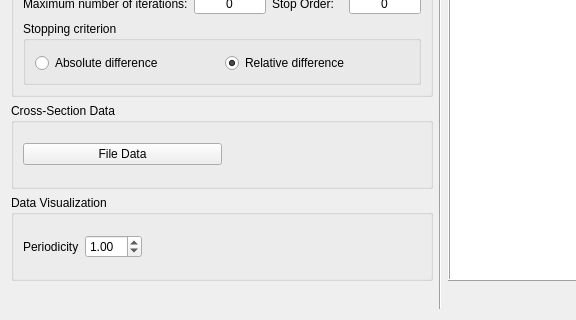
This is Interface/CalFluxNeutron/RegionInputData.ui in simasvidalino/NeutronFluxCalculation as Qt 5 draws it before an edit; both pictures show x 0 to 576 and y 331 to 651 of the 893 by 651 pixel window. The edited form follows.
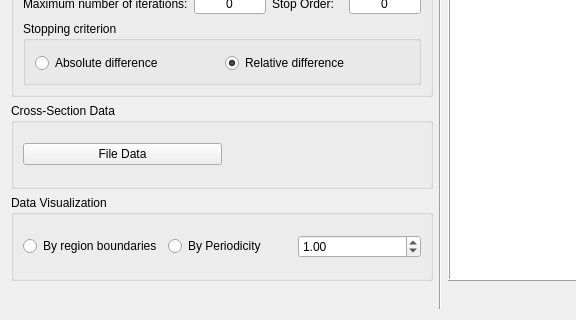
This is the edited form.

Commit message: SCRUM-98: feat: Generate result on the region faces

Patch:
```diff
--- a/Interface/CalFluxNeutron/RegionInputData.ui
+++ b/Interface/CalFluxNeutron/RegionInputData.ui
@@ -427,32 +427,29 @@
      </property>
      <layout class="QGridLayout" name="gridLayout_3">
       <item row="0" column="0">
-       <widget class="QLabel" name="labelPeriodicity">
+       <widget class="QRadioButton" name="radioButtonDataVisualizationRegion">
         <property name="text">
-         <string>Periodicity</string>
+         <string>By region boundaries</string>
         </property>
        </widget>
       </item>
       <item row="0" column="1">
+       <widget class="QRadioButton" name="radioButtonDataVisualizationPeriodicity">
+        <property name="text">
+         <string>By Periodicity </string>
+        </property>
+        <attribute name="buttonGroup">
+         <string notr="true">buttonGroupDataVisualization</string>
+        </attribute>
+       </widget>
+      </item>
+      <item row="0" column="2">
        <widget class="QDoubleSpinBox" name="doubleSpinBoxPeriodicity">
         <property name="value">
          <double>1.000000000000000</double>
         </property>
        </widget>
       </item>
-      <item row="0" column="2">
-       <spacer name="horizontalSpacer_3">
-        <property name="orientation">
-         <enum>Qt::Orientation::Horizontal</enum>
-        </property>
-        <property name="sizeHint" stdset="0">
-         <size>
-          <width>40</width>
-          <height>20</height>
-         </size>
-        </property>
-       </spacer>
-      </item>
      </layout>
     </widget>
    </item>
```
Left out of the diff: 230 changed lines with no effect on the pictures. The commit also changes 8 other files.
